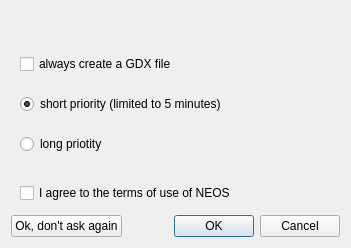
Before: the Qt Designer form src/neos/neosstartdialog.ui in GAMS-dev/studio, drawn with Qt 5.
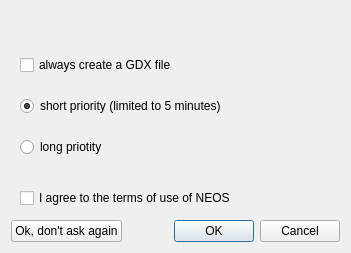
After: the same form once the commit is applied. Icons and pictures are not drawn.

The edit to the form file:
```diff
--- a/src/neos/neosstartdialog.ui
+++ b/src/neos/neosstartdialog.ui
@@ -7,7 +7,7 @@
     <x>0</x>
     <y>0</y>
     <width>351</width>
-    <height>248</height>
+    <height>253</height>
    </rect>
   </property>
   <property name="windowTitle">
```
Left out of the diff: 2 changed lines with no effect on the pictures.
